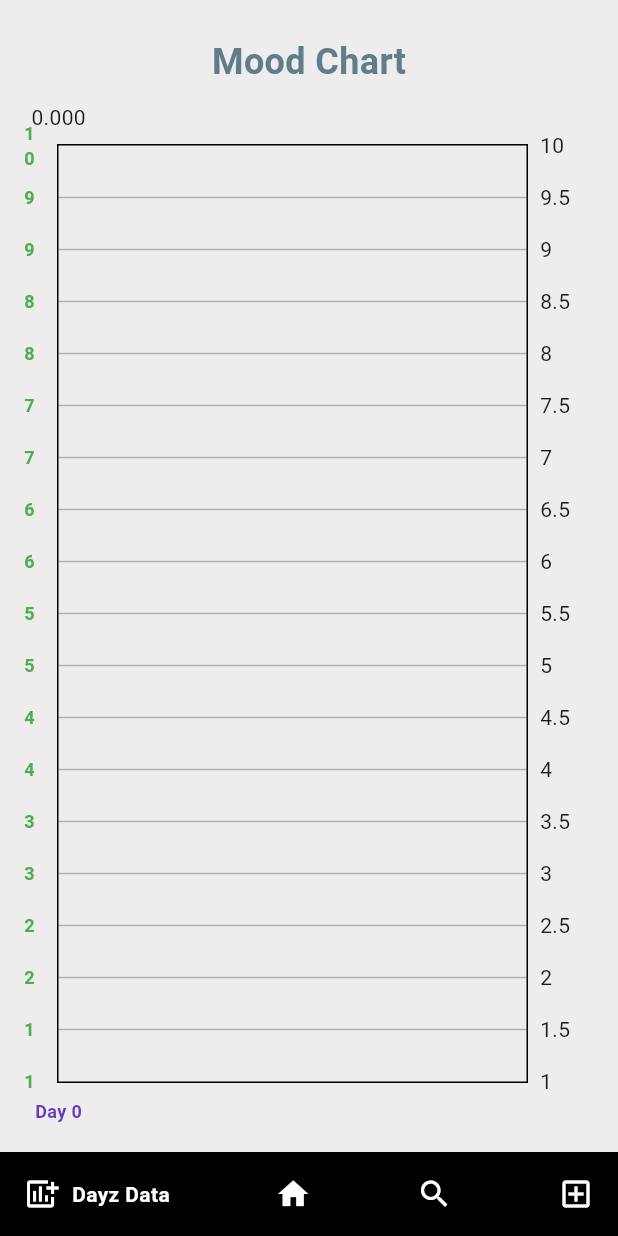
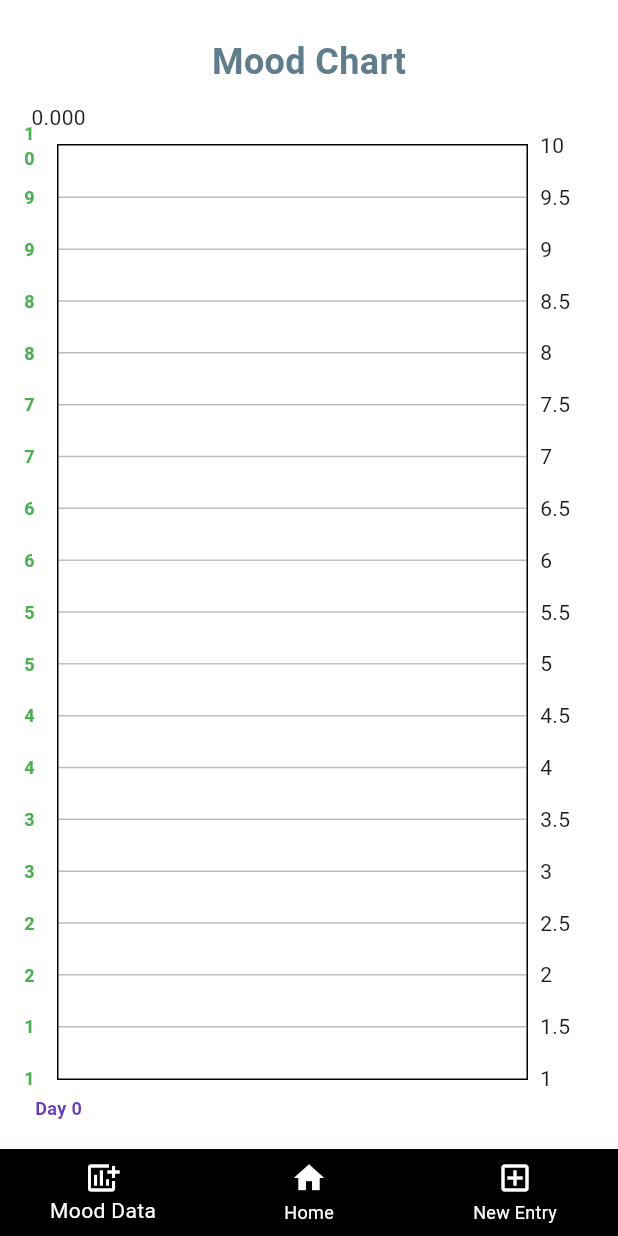
Before and after one commit to brendankrafty/MAD-daily-journal-app, a Flutter app: the MoodScreen screen opened by its route, on a phone screen of 412 x 824 dp. Run offline on Flutter 3.47's test engine with Material 3 defaults, Android fonts, the phone set to English and light mode, and no system bars; drawn by our look-alikes of fl_chart, google_nav_bar; our stand-ins replace sqflite; accounts and stored records are empty.

Commit message:
Fixed Navbar Bugs

```diff
--- a/daily_journal_app/lib/main.dart
+++ b/daily_journal_app/lib/main.dart
@@ -1,4 +1,5 @@
 import 'package:daily_journal_app/splash.dart';
+import 'package:daily_journal_app/write_screen.dart';
 import 'package:flutter/material.dart';
 import 'package:daily_journal_app/home_screen.dart';
 import 'package:daily_journal_app/mood_screen.dart';
@@ -19,61 +20,75 @@
       routes: {
         '/home': (context) => const HomeScreen(),
         '/mood': (context) => MoodScreen(),
-        //  '/write': (context) => const WriteScreen(),
+        '/write': (context) =>
+            WriteScreen(
+              saveEntry: (entry) {
+                // Provide saveEntry function here
+              },
+              updateEntry: (entry) {
+                // Provide updateEntry function here
+              },
+            ),
       },
+    theme: ThemeData(
+    scaffoldBackgroundColor: Colors.grey[200],
+    ),
     );
   }
 }
 
-class CustomScaffold extends StatelessWidget {
+class CustomScaffold extends StatefulWidget {
   final Widget body;
-  final int selectedIndex;
 
-  const CustomScaffold(
-      {super.key, required this.body, required this.selectedIndex});
+  const CustomScaffold({super.key, required this.body});
+
+  @override
+  _CustomScaffoldState createState() => _CustomScaffoldState();
+}
+
+class _CustomScaffoldState extends State<CustomScaffold> {
+  int selectedIndex = 0;
 
   @override
   Widget build(BuildContext context) {
     return Scaffold(
-      //TODO: make background color changeable per page needs
-      backgroundColor: const Color.fromARGB(143, 224, 222, 222),
-      body: body,
-      bottomNavigationBar: GNav(
+      body: widget.body,
+      backgroundColor: Colors.white70,
+      bottomNavigationBar: BottomNavigationBar(
         backgroundColor: Colors.black,
-        gap: 8,
-        color: Colors.white,
-        activeColor: Colors.white,
-        padding: const EdgeInsets.all(16),
-        tabs: [
-          GButton(
-            icon: Icons.add_chart,
-            text: 'Dayz Data',
-            onPressed: () {
+        selectedItemColor: Colors.white,
+        unselectedItemColor: Colors.white,
+        currentIndex: selectedIndex,
+        items: const [
+          BottomNavigationBarItem(
+            icon: Icon(Icons.add_chart),
+            label: 'Mood Data',
+          ),
+          BottomNavigationBarItem(
+            icon: Icon(Icons.home),
+            label: 'Home',
+          ),
+          BottomNavigationBarItem(
+            icon: Icon(Icons.add_box_outlined),
+            label: 'New Entry',
+          ),
+        ],
+        onTap: (index) {
+          setState(() {
+            selectedIndex = index;
+          });
+          switch (index) {
+            case 0:
               Navigator.pushNamed(context, '/mood');
-            },
-          ),
-          GButton(
-            icon: Icons.home,
-            text: 'Home',
-            onPressed: () {
+              break;
+            case 1:
               Navigator.pushNamed(context, '/home');
-            },
-          ),
-          GButton(
-            icon: Icons.search,
-            text: 'Search',
-            onPressed: () {
-              // Add your navigation code here
-            },
-          ),
-          GButton(
-            icon: Icons.add_box_outlined,
-            text: 'Add',
-            onPressed: () {
+              break;
+            case 2:
               Navigator.pushNamed(context, '/write');
-            },
-          )
-        ],
+              break;
+          }
+        },
       ),
     );
   }
--- a/daily_journal_app/lib/mood_screen.dart
+++ b/daily_journal_app/lib/mood_screen.dart
@@ -21,7 +21,7 @@ class _MoodScreenState extends State<MoodScreen> {
 
   void loadEntries() async {
     entries = await dbHelper.getEntries();
-    setState(() {}); // Call setState to trigger a rebuild of the widget with the loaded entries
+    setState(() {});
   }
 
   List<FlSpot> getSpots() {
@@ -36,7 +36,7 @@ class _MoodScreenState extends State<MoodScreen> {
     return LineChartBarData(
       spots: getSpots(),
       isCurved: true,
-      color: Colors.blue, // Use a single color for the line
+      color: Colors.blue,
       barWidth: 5,
       isStrokeCapRound: true,
       dotData: const FlDotData(show: false),
@@ -49,7 +49,7 @@ class _MoodScreenState extends State<MoodScreen> {
   @override
   Widget build(BuildContext context) {
     return CustomScaffold(
-      selectedIndex: 0,
+      //selectedIndex: 0,
       body: Center(
         child: Padding(
             padding: const EdgeInsets.all(16.0),
--- a/daily_journal_app/lib/write_screen.dart
+++ b/daily_journal_app/lib/write_screen.dart
@@ -39,7 +39,7 @@ class _WriteScreenState extends State<WriteScreen> {
   @override
   Widget build(BuildContext context) {
     return CustomScaffold(
-      selectedIndex: 3,
+      //selectedIndex: 3,
       body: Padding(
         padding: const EdgeInsets.fromLTRB(16, 40, 16, 0),
         child: Column(children: [
@@ -73,7 +73,7 @@ class _WriteScreenState extends State<WriteScreen> {
                 decoration: const InputDecoration(
                     border: InputBorder.none,
                     hintText: 'Header',
-                    hintStyle: TextStyle(color: Colors.grey, fontSize: 30)),
+                    hintStyle: TextStyle(color: Colors.white, fontSize: 30)),
               ),
               TextField(
                 controller: _contentController,
@@ -85,7 +85,7 @@ class _WriteScreenState extends State<WriteScreen> {
                     border: InputBorder.none,
                     hintText: 'Whats on your mind?',
                     hintStyle: TextStyle(
-                      color: Colors.grey,
+                      color: Colors.white,
                     )),
               ),
             ],
```
Also changed, not shown: daily_journal_app/lib/home_screen.dart (+57 -38 lines).
